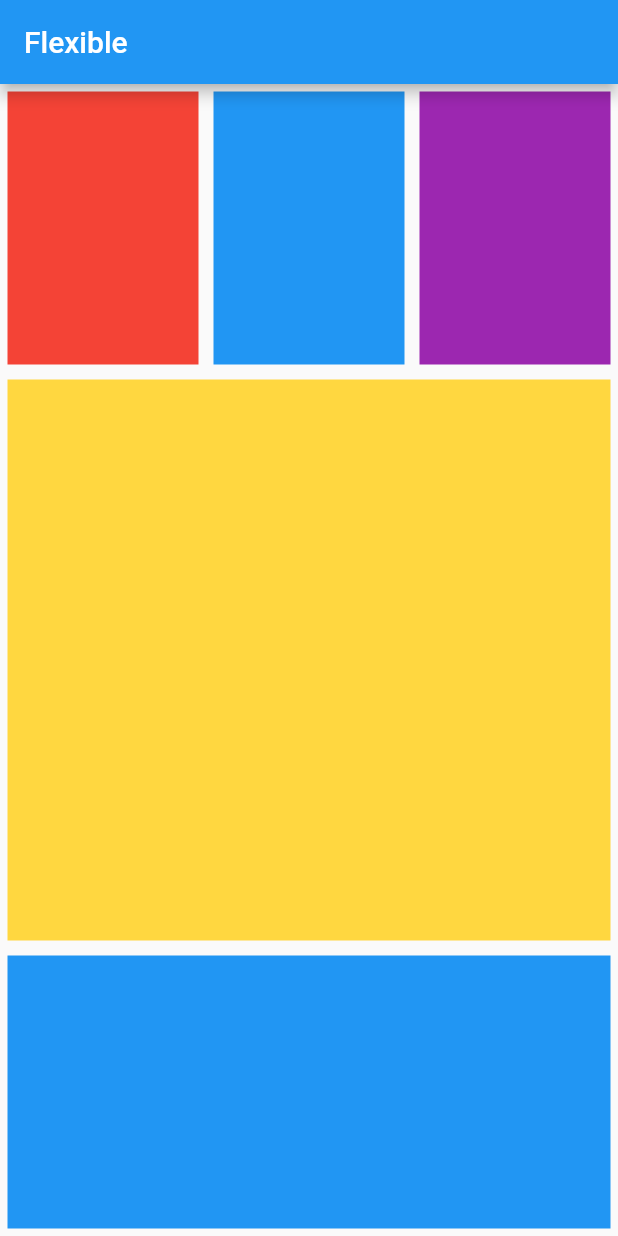
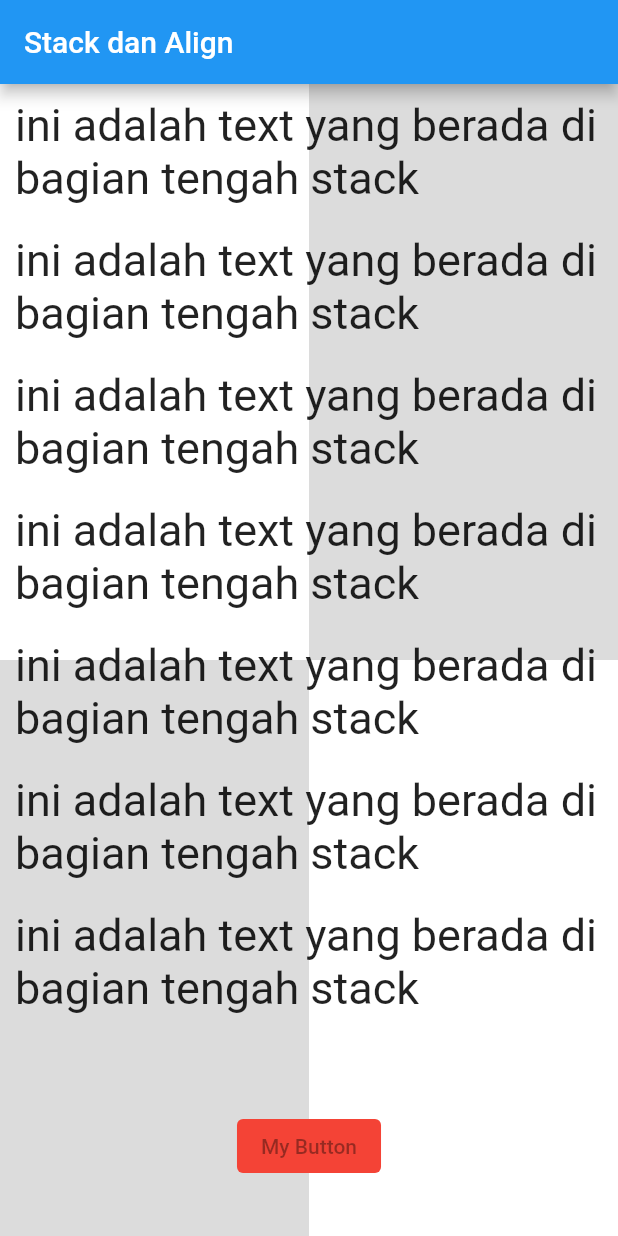
Before and after one commit to cecep29/flutter_basic, a Flutter app: the screen it shows after launch, on a phone screen of 412 x 824 dp. Run offline on Flutter 3.47's test engine with Material 2 defaults, Android fonts, the phone set to English and light mode, and no system bars.

Commit message:
stack dan align

```diff
--- a/lib/main.dart
+++ b/lib/main.dart
@@ -14,9 +14,11 @@ class MyApp extends StatelessWidget {
     return MaterialApp(
       home: Scaffold(
         appBar: AppBar(
-          title: const Text('Flexible'),
+          title: const Text('Stack dan Align'),
         ),
-        body: Column(
+        body: Stack(
+          children: [
+            Column(
               children: [
                 Flexible(
                   flex: 1,
@@ -25,39 +27,101 @@ class MyApp extends StatelessWidget {
                       Flexible(
                         flex: 1,
                         child: Container(
-                      margin: const EdgeInsets.all(5),
-                      color: Colors.red,
+                          color: Colors.white,
                         ),
                       ),
                       Flexible(
                         flex: 1,
                         child: Container(
-                      margin: const EdgeInsets.all(5),
-                      color: Colors.blue,
-                    ),
-                  ),
-                  Flexible(
-                    flex: 1,
-                    child: Container(
-                      margin: const EdgeInsets.all(5),
-                      color: Colors.purple,
+                          color: Colors.black12,
                         ),
                       )
                     ],
                   ),
                 ),
                 Flexible(
-                flex: 2,
-                child: Container(
-                  margin: const EdgeInsets.all(5),
-                  color: Colors.amberAccent,
-                )),
+                  flex: 1,
+                  child: Row(
+                    children: [
                       Flexible(
                         flex: 1,
                         child: Container(
-                  margin: const EdgeInsets.all(5),
-                  color: Colors.blue,
-                ))
+                          color: Colors.black12,
+                        ),
+                      ),
+                      Flexible(
+                        flex: 1,
+                        child: Container(
+                          color: Colors.white,
+                        ),
+                      )
+                    ],
+                  ),
+                ),
+              ],
+            ),
+            ListView(
+              children: [
+                Container(
+                  margin: const EdgeInsets.all(10),
+                  child: const Text(
+                    'ini adalah text yang berada di bagian tengah stack',
+                    style: TextStyle(fontSize: 30),
+                  ),
+                ),
+                Container(
+                  margin: const EdgeInsets.all(10),
+                  child: const Text(
+                    'ini adalah text yang berada di bagian tengah stack',
+                    style: TextStyle(fontSize: 30),
+                  ),
+                ),
+                Container(
+                  margin: const EdgeInsets.all(10),
+                  child: const Text(
+                    'ini adalah text yang berada di bagian tengah stack',
+                    style: TextStyle(fontSize: 30),
+                  ),
+                ),
+                Container(
+                  margin: const EdgeInsets.all(10),
+                  child: const Text(
+                    'ini adalah text yang berada di bagian tengah stack',
+                    style: TextStyle(fontSize: 30),
+                  ),
+                ),
+                Container(
+                  margin: const EdgeInsets.all(10),
+                  child: const Text(
+                    'ini adalah text yang berada di bagian tengah stack',
+                    style: TextStyle(fontSize: 30),
+                  ),
+                ),
+                Container(
+                  margin: const EdgeInsets.all(10),
+                  child: const Text(
+                    'ini adalah text yang berada di bagian tengah stack',
+                    style: TextStyle(fontSize: 30),
+                  ),
+                ),
+                Container(
+                  margin: const EdgeInsets.all(10),
+                  child: const Text(
+                    'ini adalah text yang berada di bagian tengah stack',
+                    style: TextStyle(fontSize: 30),
+                  ),
+                )
+              ],
+            ),
+            const Align(
+              alignment: Alignment(0, 0.90),
+              child: ElevatedButton(
+                onPressed: null,
+                style: ButtonStyle(
+                    backgroundColor: MaterialStatePropertyAll(Colors.red)),
+                child: Text('My Button'),
+              ),
+            )
           ],
         ),
       ),
```
Lines whose indentation alone changed are shown as unchanged.
